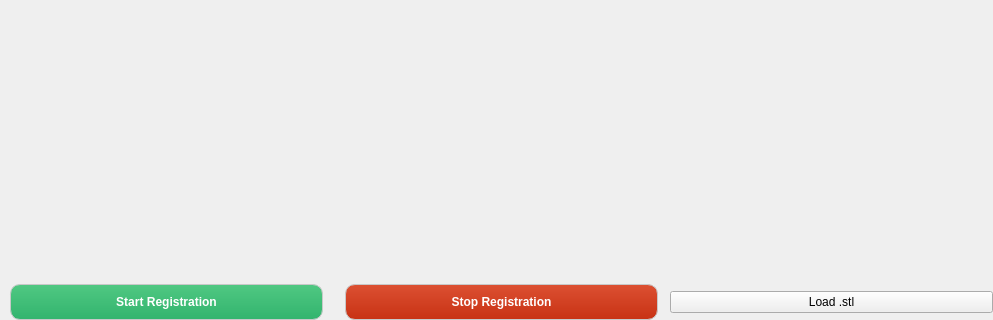
Old version of the form src/dvrk_vision/registration_gui.ui in the repository vu-arma-dev/dvrk_vision; both pictures show x 0 to 993 and y 256 to 576 of the 993 by 576 pixel window.
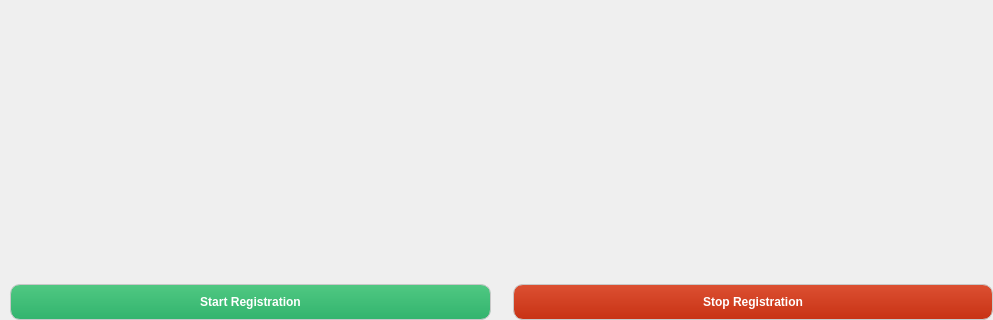
New version of the form.

Commit message: Big push for october 15th deadline

What changed in the file:
```diff
--- a/src/dvrk_vision/registration_gui.ui
+++ b/src/dvrk_vision/registration_gui.ui
@@ -97,19 +97,6 @@
          </property>
         </widget>
        </item>
-       <item>
-        <widget class="QPushButton" name="loadStlButton">
-         <property name="sizePolicy">
-          <sizepolicy hsizetype="Expanding" vsizetype="Fixed">
-           <horstretch>0</horstretch>
-           <verstretch>0</verstretch>
-          </sizepolicy>
-         </property>
-         <property name="text">
-          <string>Load .stl</string>
-         </property>
-        </widget>
-       </item>
       </layout>
      </item>
      <item row="0" column="0">
```
The commit also changes 22 other files.
